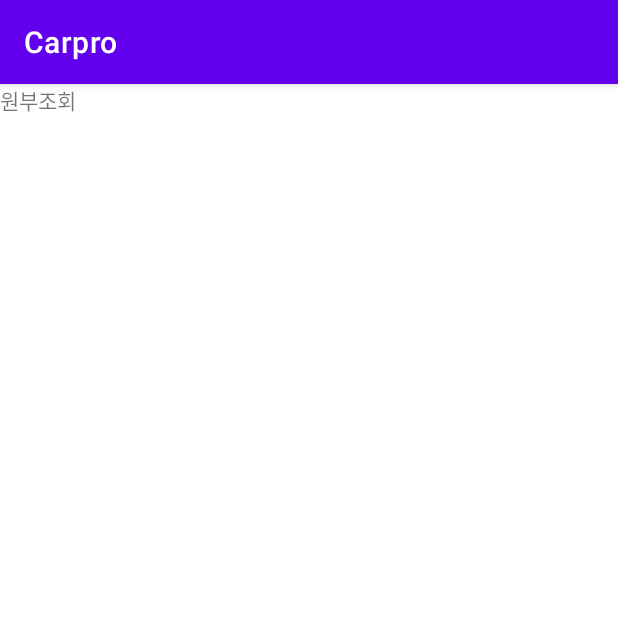
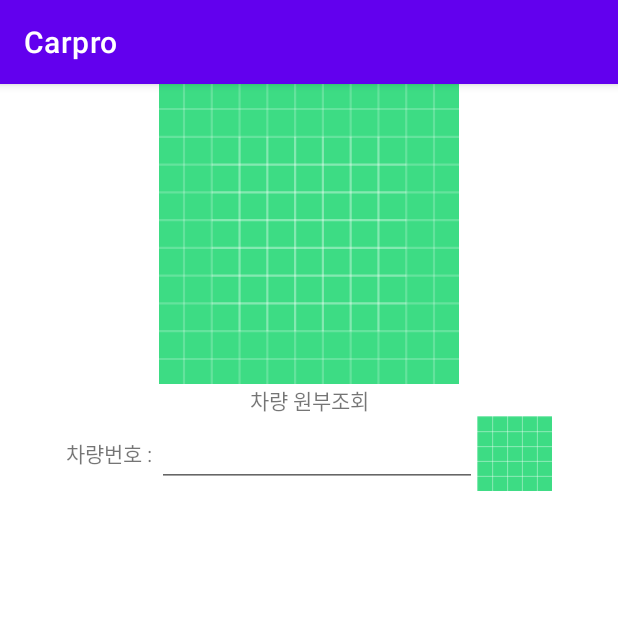
Before and after one commit to LJY981008/Carpro, an Android app: the RepairFragment screen opened through its navigation route, on a phone screen of 412 x 824 dp, the top half of it. Run offline under Robolectric (Android 15) with nearby library versions, the phone set to English and light mode, and no system bars.

Commit message:
원부조회, 사고이력 완

```diff
--- a/app/src/main/java/com/example/carpro/fragment/RepairFragment.kt
+++ b/app/src/main/java/com/example/carpro/fragment/RepairFragment.kt
@@ -5,16 +5,28 @@ import androidx.fragment.app.Fragment
 import android.view.LayoutInflater
 import android.view.View
 import android.view.ViewGroup
+import android.widget.Toast
 import com.example.carpro.R
+import com.example.carpro.databinding.FragmentRepairBinding
 
 class RepairFragment : Fragment() {
-
+    private lateinit var binding: FragmentRepairBinding
     override fun onCreateView(
         inflater: LayoutInflater, container: ViewGroup?,
         savedInstanceState: Bundle?
     ): View {
-        // Inflate the layout for this fragment
-        return inflater.inflate(R.layout.fragment_repair, container, false)
+        binding = FragmentRepairBinding.inflate(inflater, container, false)
+
+        binding.btnSearch.setOnClickListener {
+            if(binding.editCarNumber.text.isNullOrBlank()) {
+                Toast.makeText(context, "차량번호를 입력해주세요.", Toast.LENGTH_SHORT).show()
+            }else{
+                binding.tvResult.text = "${binding.editCarNumber.text}" + "의 원부조회 결과"
+            }
+
+        }
+
+        return binding.root
     }
 
 }
--- a/app/src/main/res/layout/fragment_repair.xml
+++ b/app/src/main/res/layout/fragment_repair.xml
@@ -1,14 +1,63 @@
 <?xml version="1.0" encoding="utf-8"?>
-<FrameLayout xmlns:android="http://schemas.android.com/apk/res/android"
+<androidx.constraintlayout.widget.ConstraintLayout xmlns:android="http://schemas.android.com/apk/res/android"
+    xmlns:app="http://schemas.android.com/apk/res-auto"
     xmlns:tools="http://schemas.android.com/tools"
     android:layout_width="match_parent"
     android:layout_height="match_parent"
     tools:context=".fragment.RepairFragment">
 
-    <!-- TODO: Update blank fragment layout -->
+    <ImageView
+        android:id="@+id/repairImage"
+        android:layout_width="match_parent"
+        android:layout_height="200dp"
+        android:src="@drawable/ic_launcher_background"
+        app:layout_constraintTop_toTopOf="parent" />
+
     <TextView
+        android:id="@+id/tv_repair"
+        android:layout_width="wrap_content"
+        android:layout_height="wrap_content"
+        android:text="차량 원부조회"
+        app:layout_constraintLeft_toLeftOf="parent"
+        app:layout_constraintRight_toRightOf="parent"
+        app:layout_constraintTop_toBottomOf="@id/repairImage" />
+
+    <LinearLayout
+        android:id="@+id/Linear_accident"
         android:layout_width="match_parent"
-        android:layout_height="match_parent"
-        android:text="원부조회" />
+        android:layout_height="wrap_content"
+        android:gravity="center"
+        android:orientation="horizontal"
+        app:layout_constraintTop_toBottomOf="@id/tv_repair">
 
-</FrameLayout>
+        <TextView
+            android:layout_width="wrap_content"
+            android:layout_height="wrap_content"
+            android:text="차량번호 : " />
+
+        <EditText
+            android:id="@+id/edit_carNumber"
+            android:layout_width="wrap_content"
+            android:layout_height="wrap_content"
+            android:ellipsize="end"
+            android:ems="10"
+            android:maxLines="1" />
+
+        <ImageButton
+            android:id="@+id/btn_search"
+            android:layout_width="50dp"
+            android:layout_height="50dp"
+            android:src="@drawable/ic_launcher_background" />
+    </LinearLayout>
+
+    <TextView
+        android:id="@+id/tv_result"
+        android:layout_width="wrap_content"
+        android:layout_height="wrap_content"
+        android:gravity="center"
+        app:layout_constraintBottom_toBottomOf="parent"
+        app:layout_constraintLeft_toLeftOf="parent"
+        app:layout_constraintRight_toRightOf="parent"
+        app:layout_constraintTop_toBottomOf="@+id/Linear_accident" />
+
+</androidx.constraintlayout.widget.ConstraintLayout>
```
Also changed, not shown: app/src/main/java/com/example/carpro/fragment/AccidentFragment.kt (+16 -3 lines), app/src/main/res/layout/dialog_sale.xml (+11 -11 lines), app/src/main/res/layout/fragment_accident.xml (+55 -5 lines), app/src/main/res/layout/fragment_price.xml (+30 -6 lines).
